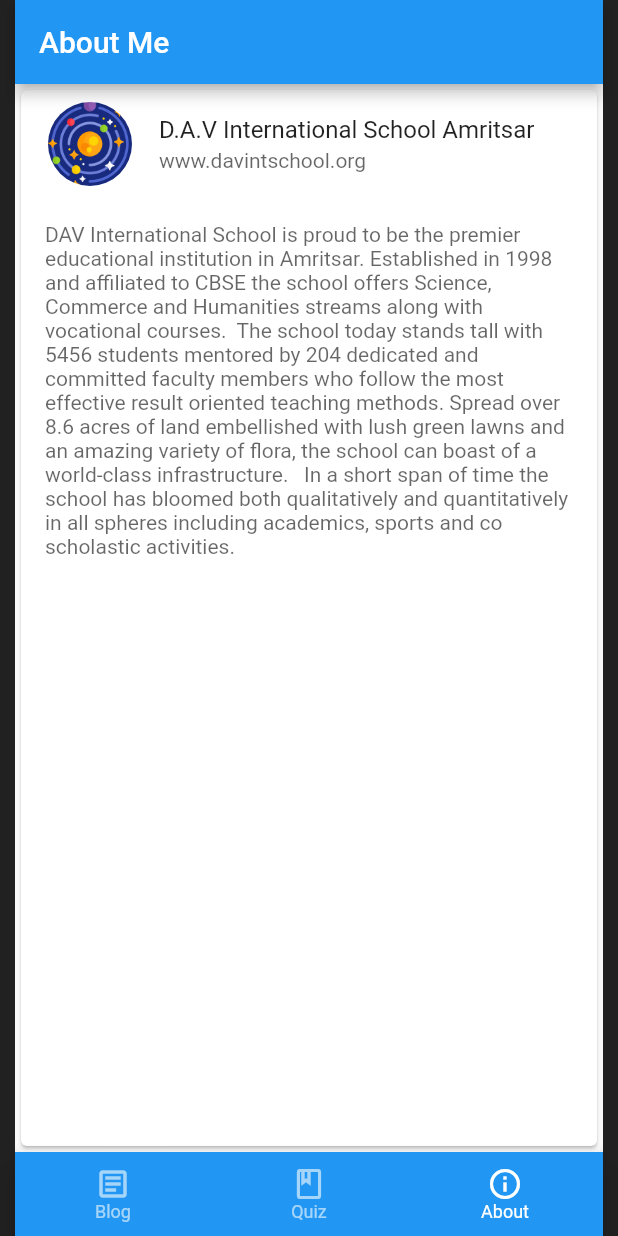
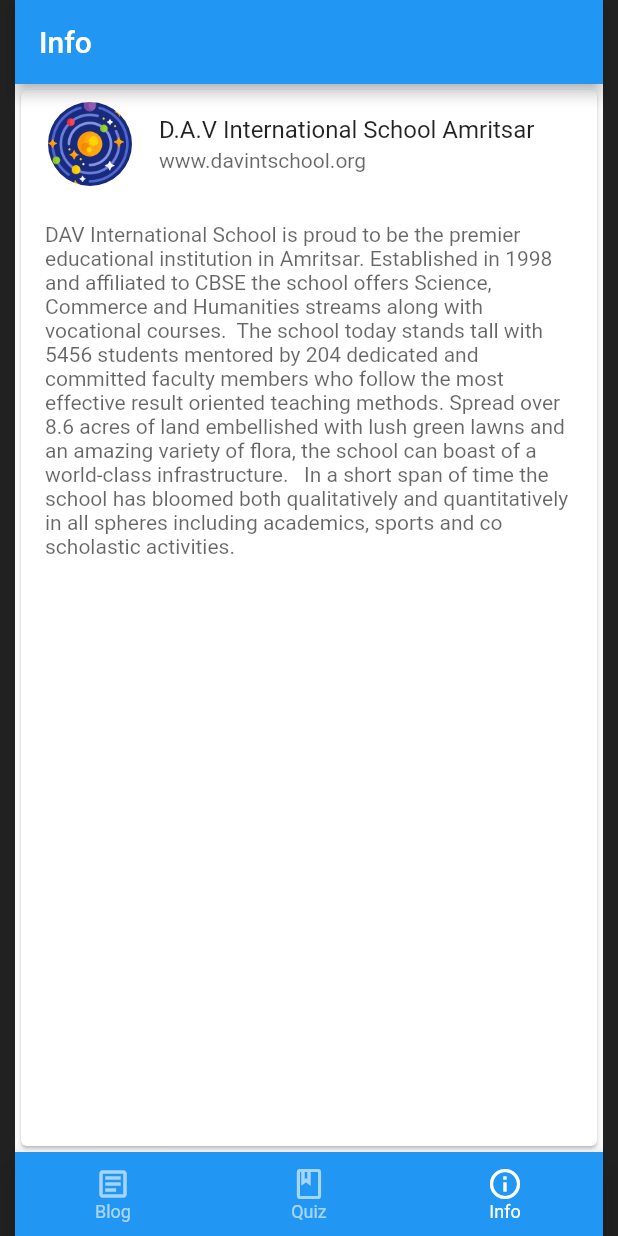
Before and after one commit to imranbarbhuiya/Cosmicstaan, a Flutter app: the screen it shows after launch, item 3 of the bottom bar chosen, on a phone screen of 412 x 824 dp. Run offline on Flutter 3.47's test engine with Material 2 defaults, Android fonts, the phone set to English and light mode, and no system bars; our stand-ins replace rflutter_alert.

Commit message:
v-1.0.0 release

```diff
--- a/lib/main.dart
+++ b/lib/main.dart
@@ -12,7 +12,6 @@
   @override
   Widget build(BuildContext context) {
     return MaterialApp(
-      // theme: _buildShrineTheme(),
       home: Scaffold(
         backgroundColor: Colors.grey.shade900,
         body: const SafeArea(
@@ -51,7 +50,7 @@
         icon: Icon(Icons.book_outlined),
       ),
       const BottomNavigationBarItem(
-        label: 'About',
+        label: 'Info',
         icon: Icon(Icons.info_outline),
       ),
     ];
@@ -202,14 +201,14 @@
   }
 }
 
-class About extends StatelessWidget {
-  const About({Key? key}) : super(key: key);
+class Info extends StatelessWidget {
+  const Info({Key? key}) : super(key: key);
 
   @override
   Widget build(BuildContext context) {
     return Scaffold(
       appBar: AppBar(
-        title: const Text("About Me"),
+        title: const Text("Info"),
       ),
       body: Center(
         child: Card(
@@ -258,8 +257,8 @@
         child: Center(
           child: (item.label == "$Blog")
               ? const Blog()
-              : (item.label == "$About")
-                  ? const About()
+              : (item.label == "$Info")
+                  ? const Info()
                   : const Quiz(),
         ),
       ),
```
Also changed, not shown: 8 other files.
